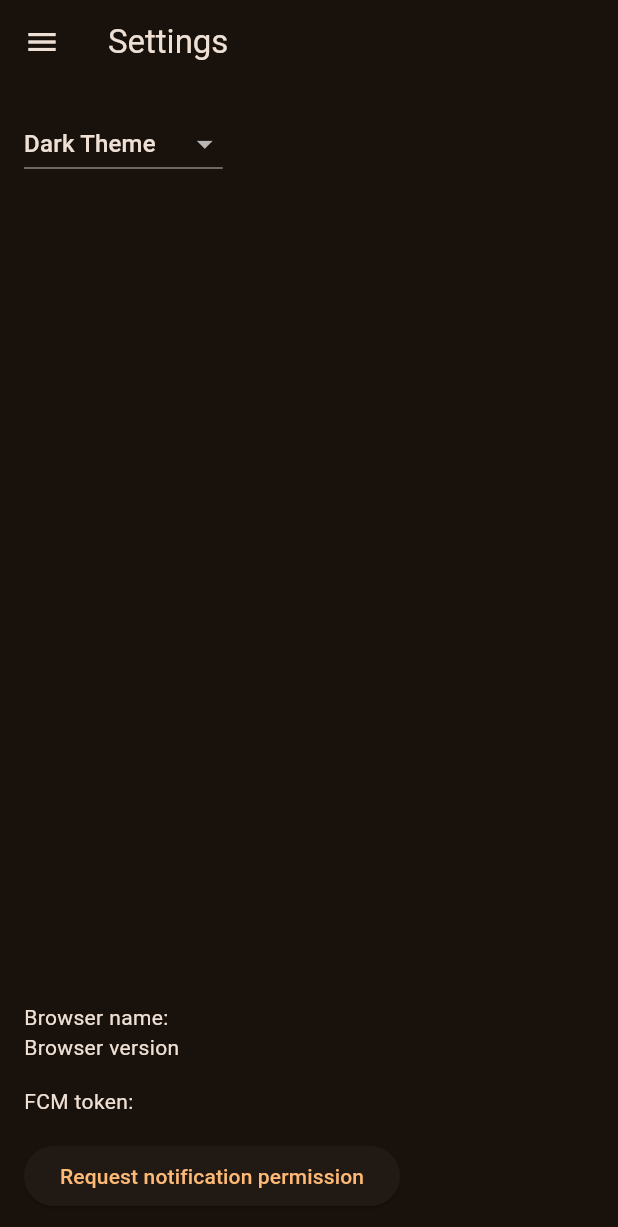
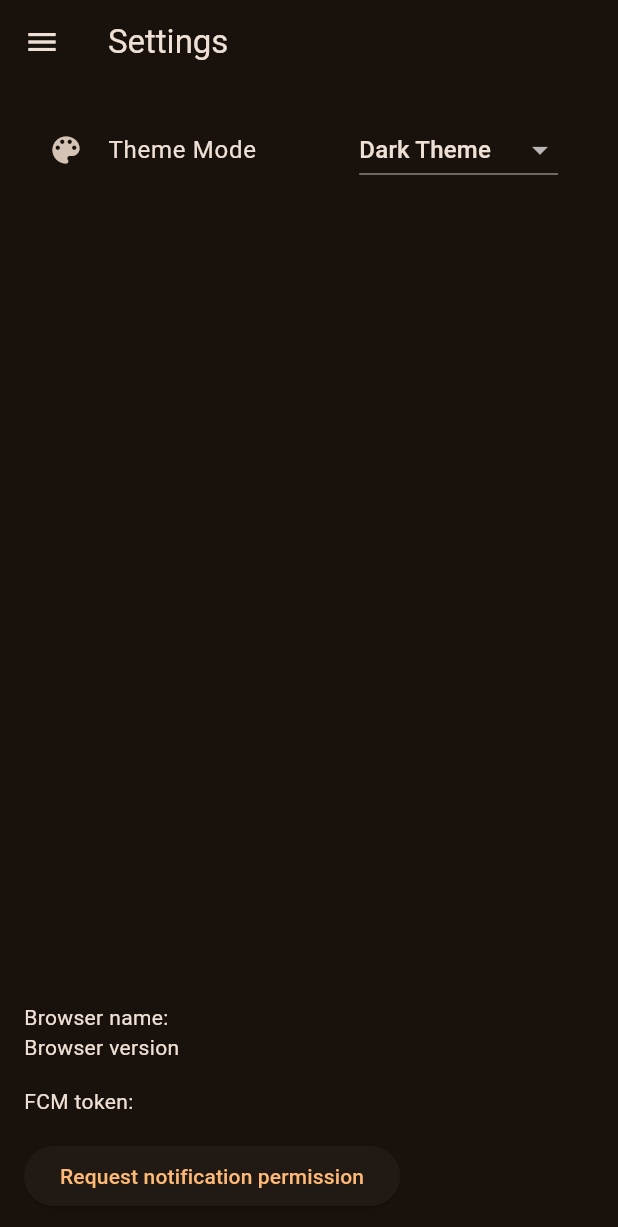
Before and after one commit to SquadQuest/SquadQuest, a Flutter app: the SettingsScreen screen opened by its route, on a phone screen of 412 x 824 dp. Shown: the top 1227 px of the screen. Run offline on Flutter 3.47's test engine with Material 3 defaults, Android fonts, the phone set to English and light mode, and no system bars; our stand-ins replace firebase_core, firebase_messaging, flutter_dotenv, flutter_riverpod, flutter_typeahead, go_router and 4 more; missing offline and left inert: dart:js_interop, web_browser_detect; accounts and stored records are empty.

Commit message:
feat: improve settings page layout

```diff
--- a/lib/screens/settings.dart
+++ b/lib/screens/settings.dart
@@ -38,7 +38,9 @@ class _SettingsScreenState extends ConsumerState<SettingsScreen> {
             padding: const EdgeInsets.all(16),
             child:
                 Column(crossAxisAlignment: CrossAxisAlignment.start, children: [
-              DropdownButton<ThemeMode>(
+              ListTile(
+                title: const Text('Theme Mode'),
+                trailing: DropdownButton<ThemeMode>(
                   value: themeMode,
                   onChanged: (ThemeMode? themeMode) {
                     ref.read(themeModeProvider.notifier).state = themeMode!;
@@ -57,6 +59,8 @@ class _SettingsScreenState extends ConsumerState<SettingsScreen> {
                       child: Text('Dark Theme'),
                     )
                   ],
+                ),
+                leading: const Icon(Icons.color_lens),
               ),
               const Spacer(),
               if (browser != null) ...[
```
Lines whose indentation alone changed are shown as unchanged.
